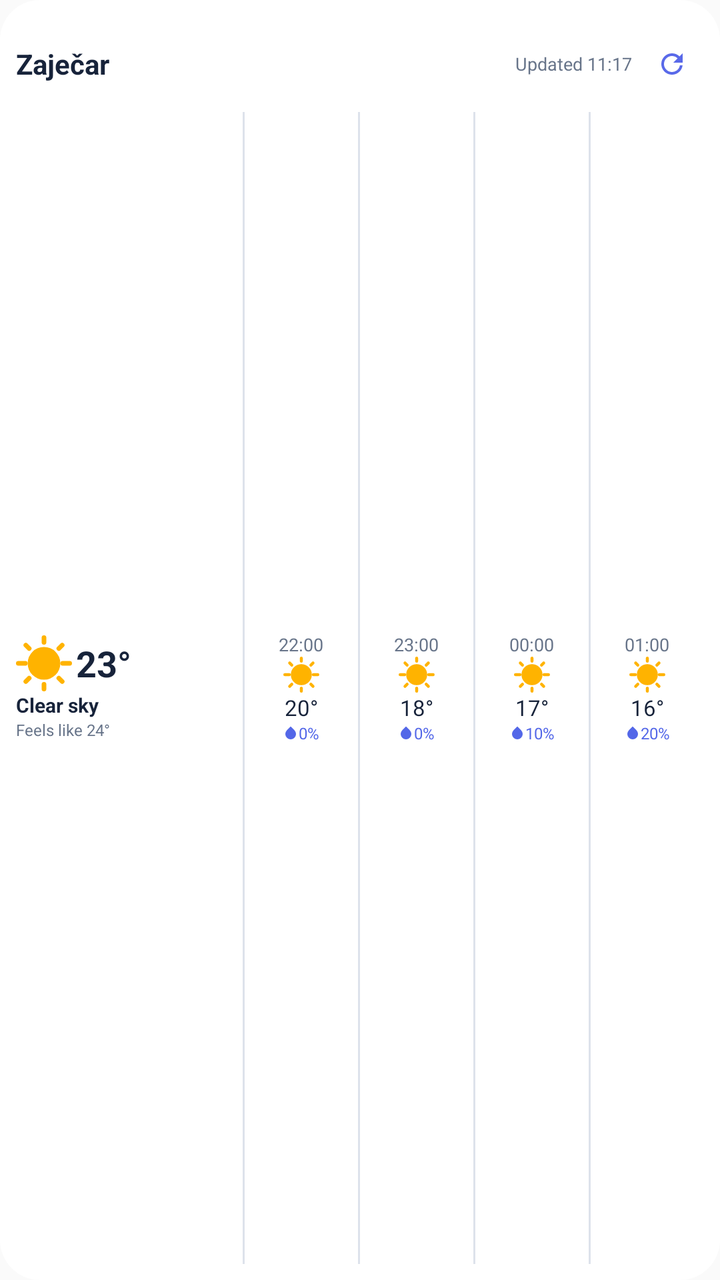
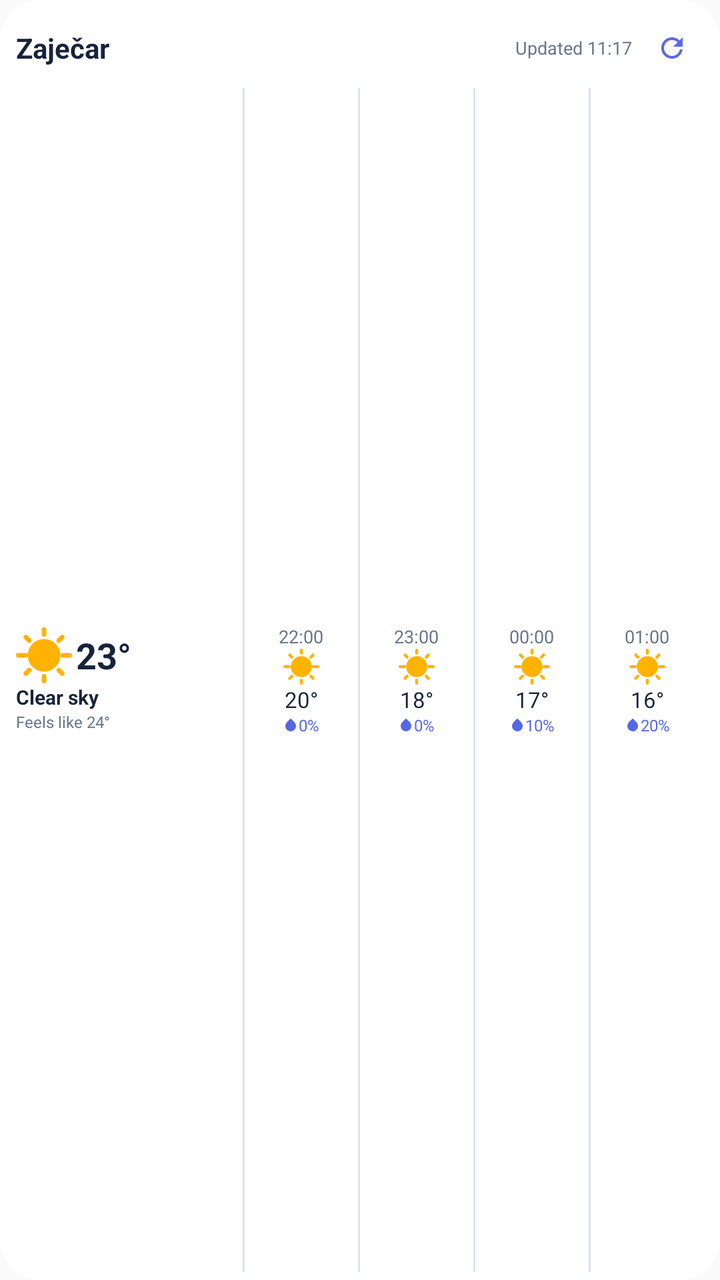

The first picture is an Android layout as it rendered before a commit; the second is the same layout after the commit. The layout source and the unified diff follow.
<!-- AndroidManifest.xml: application theme Theme.HluWeather -->
<!-- res/layout/weather_widget_preview_medium.xml -->
<?xml version="1.0" encoding="utf-8"?>
<LinearLayout xmlns:android="http://schemas.android.com/apk/res/android"
    android:layout_width="match_parent"
    android:layout_height="match_parent"
    android:background="@drawable/weather_widget_card_surface"
    android:orientation="vertical"
    android:padding="8dp">

    <LinearLayout
        android:layout_width="match_parent"
        android:layout_height="48dp"
        android:gravity="center_vertical"
        android:orientation="horizontal">

        <TextView
            android:layout_width="0dp"
            android:layout_height="wrap_content"
            android:layout_weight="1"
            android:ellipsize="end"
            android:maxLines="1"
            android:text="@string/weather_widget_preview_location"
            android:textColor="#FF17233A"
            android:textSize="14sp"
            android:textStyle="bold" />

        <TextView
            android:layout_width="wrap_content"
            android:layout_height="wrap_content"
            android:layout_marginEnd="4dp"
            android:text="@string/weather_widget_preview_updated"
            android:textColor="#FF68758A"
            android:textSize="9sp" />

        <ImageView
            android:layout_width="32dp"
            android:layout_height="32dp"
            android:contentDescription="@string/weather_widget_preview_refresh"
            android:padding="8dp"
            android:src="@drawable/weather_widget_preview_refresh" />
    </LinearLayout>

    <LinearLayout
        android:layout_width="match_parent"
        android:layout_height="0dp"
        android:layout_weight="1"
        android:gravity="center_vertical"
        android:orientation="horizontal">

        <LinearLayout
            android:layout_width="0dp"
            android:layout_height="match_parent"
            android:layout_weight="2"
            android:gravity="center_vertical"
            android:orientation="vertical"
            android:paddingEnd="4dp">

            <LinearLayout
                android:layout_width="match_parent"
                android:layout_height="wrap_content"
                android:gravity="center_vertical"
                android:orientation="horizontal">

                <ImageView
                    android:layout_width="28dp"
                    android:layout_height="28dp"
                    android:contentDescription="@string/weather_widget_preview_condition"
                    android:src="@drawable/weather_widget_preview_sun" />

                <TextView
                    android:layout_width="wrap_content"
                    android:layout_height="wrap_content"
                    android:layout_marginStart="2dp"
                    android:text="@string/weather_widget_preview_temperature"
                    android:textColor="#FF17233A"
                    android:textSize="18sp"
                    android:textStyle="bold" />
            </LinearLayout>

            <TextView
                android:layout_width="match_parent"
                android:layout_height="wrap_content"
                android:maxLines="1"
                android:text="@string/weather_widget_preview_condition"
                android:textColor="#FF17233A"
                android:textSize="10sp"
                android:textStyle="bold" />

            <TextView
                android:layout_width="match_parent"
                android:layout_height="wrap_content"
                android:maxLines="1"
                android:text="@string/weather_widget_preview_feels_like"
                android:textColor="#FF68758A"
                android:textSize="8sp" />
        </LinearLayout>

        <TextView
            android:layout_width="1dp"
            android:layout_height="match_parent"
            android:text=""
            android:background="#FFDDE2EB" />

        <LinearLayout
            android:layout_width="0dp"
            android:layout_height="match_parent"
            android:layout_weight="1"
            android:gravity="center"
            android:orientation="vertical">

            <TextView
                android:layout_width="wrap_content"
                android:layout_height="wrap_content"
                android:text="@string/weather_widget_preview_hour_22"
                android:textColor="#FF68758A"
                android:textSize="9sp" />

            <ImageView
                android:layout_width="18dp"
                android:layout_height="18dp"
                android:contentDescription="@string/weather_widget_preview_condition"
                android:src="@drawable/weather_widget_preview_sun" />

            <TextView
                android:layout_width="wrap_content"
                android:layout_height="wrap_content"
                android:text="@string/weather_widget_preview_temperature_20"
                android:textColor="#FF17233A"
                android:textSize="11sp" />

            <LinearLayout
                android:layout_width="wrap_content"
                android:layout_height="wrap_content"
                android:gravity="center_vertical"
                android:orientation="horizontal">
                <ImageView
                    android:layout_width="8dp"
                    android:layout_height="8dp"
                    android:contentDescription="@null"
                    android:src="@drawable/weather_widget_preview_drop" />
                <TextView
                    android:layout_width="wrap_content"
                    android:layout_height="wrap_content"
                    android:text="@string/weather_widget_preview_probability_0"
                    android:textColor="#FF5367E8"
                    android:textSize="8sp" />
            </LinearLayout>
        </LinearLayout>

        <TextView
            android:layout_width="1dp"
            android:layout_height="match_parent"
            android:text=""
            android:background="#FFDDE2EB" />

        <LinearLayout
            android:layout_width="0dp"
            android:layout_height="match_parent"
            android:layout_weight="1"
            android:gravity="center"
            android:orientation="vertical">

            <TextView
                android:layout_width="wrap_content"
                android:layout_height="wrap_content"
                android:text="@string/weather_widget_preview_hour_23"
                android:textColor="#FF68758A"
                android:textSize="9sp" />

            <ImageView
                android:layout_width="18dp"
                android:layout_height="18dp"
                android:contentDescription="@string/weather_widget_preview_condition"
                android:src="@drawable/weather_widget_preview_sun" />

            <TextView
                android:layout_width="wrap_content"
                android:layout_height="wrap_content"
                android:text="@string/weather_widget_preview_temperature_18"
                android:textColor="#FF17233A"
                android:textSize="11sp" />

            <LinearLayout
                android:layout_width="wrap_content"
                android:layout_height="wrap_content"
                android:gravity="center_vertical"
                android:orientation="horizontal">
                <ImageView
                    android:layout_width="8dp"
                    android:layout_height="8dp"
                    android:contentDescription="@null"
                    android:src="@drawable/weather_widget_preview_drop" />
                <TextView
                    android:layout_width="wrap_content"
                    android:layout_height="wrap_content"
                    android:text="@string/weather_widget_preview_probability_0"
                    android:textColor="#FF5367E8"
                    android:textSize="8sp" />
            </LinearLayout>
        </LinearLayout>

        <TextView
            android:layout_width="1dp"
            android:layout_height="match_parent"
            android:text=""
            android:background="#FFDDE2EB" />

        <LinearLayout
            android:layout_width="0dp"
            android:layout_height="match_parent"
            android:layout_weight="1"
            android:gravity="center"
            android:orientation="vertical">

            <TextView
                android:layout_width="wrap_content"
                android:layout_height="wrap_content"
                android:text="@string/weather_widget_preview_hour_00"
                android:textColor="#FF68758A"
                android:textSize="9sp" />

            <ImageView
                android:layout_width="18dp"
                android:layout_height="18dp"
                android:contentDescription="@string/weather_widget_preview_condition"
                android:src="@drawable/weather_widget_preview_sun" />

            <TextView
                android:layout_width="wrap_content"
                android:layout_height="wrap_content"
                android:text="@string/weather_widget_preview_temperature_17"
                android:textColor="#FF17233A"
                android:textSize="11sp" />

            <LinearLayout
                android:layout_width="wrap_content"
                android:layout_height="wrap_content"
                android:gravity="center_vertical"
                android:orientation="horizontal">
                <ImageView
                    android:layout_width="8dp"
                    android:layout_height="8dp"
                    android:contentDescription="@null"
                    android:src="@drawable/weather_widget_preview_drop" />
                <TextView
                    android:layout_width="wrap_content"
                    android:layout_height="wrap_content"
                    android:text="@string/weather_widget_preview_probability_10"
                    android:textColor="#FF5367E8"
                    android:textSize="8sp" />
            </LinearLayout>
        </LinearLayout>

        <TextView
            android:layout_width="1dp"
            android:layout_height="match_parent"
            android:text=""
            android:background="#FFDDE2EB" />

        <LinearLayout
            android:layout_width="0dp"
            android:layout_height="match_parent"
            android:layout_weight="1"
            android:gravity="center"
            android:orientation="vertical">

            <TextView
                android:layout_width="wrap_content"
                android:layout_height="wrap_content"
                android:text="@string/weather_widget_preview_hour_01"
                android:textColor="#FF68758A"
                android:textSize="9sp" />

            <ImageView
                android:layout_width="18dp"
                android:layout_height="18dp"
                android:contentDescription="@string/weather_widget_preview_condition"
                android:src="@drawable/weather_widget_preview_sun" />

            <TextView
                android:layout_width="wrap_content"
                android:layout_height="wrap_content"
                android:text="@string/weather_widget_preview_temperature_16"
                android:textColor="#FF17233A"
                android:textSize="11sp" />

            <LinearLayout
                android:layout_width="wrap_content"
                android:layout_height="wrap_content"
                android:gravity="center_vertical"
                android:orientation="horizontal">
                <ImageView
                    android:layout_width="8dp"
                    android:layout_height="8dp"
                    android:contentDescription="@null"
                    android:src="@drawable/weather_widget_preview_drop" />
                <TextView
                    android:layout_width="wrap_content"
                    android:layout_height="wrap_content"
                    android:text="@string/weather_widget_preview_probability_20"
                    android:textColor="#FF5367E8"
                    android:textSize="8sp" />
            </LinearLayout>
        </LinearLayout>
    </LinearLayout>
</LinearLayout>
<!-- resources referenced by this layout -->
<resources>
  <!-- drawable weather_widget_card_surface (drawable) -->
  <shape xmlns:android="http://schemas.android.com/apk/res/android" android:shape="rectangle">
      <solid android:color="#FFFFFFFF" />
      <corners android:radius="20dp" />
  </shape>
  <!-- drawable weather_widget_preview_drop (drawable) -->
  <?xml version="1.0" encoding="utf-8"?>
  <vector xmlns:android="http://schemas.android.com/apk/res/android"
      android:width="8dp"
      android:height="8dp"
      android:viewportWidth="24"
      android:viewportHeight="24">
      <path
          android:fillColor="#FF5367E8"
          android:pathData="M12,2.69l5.66,5.66a8,8 0,1 1,-11.31 0z" />
  </vector>
  <!-- drawable weather_widget_preview_refresh (drawable) -->
  <?xml version="1.0" encoding="utf-8"?>
  <vector xmlns:android="http://schemas.android.com/apk/res/android"
      android:width="20dp"
      android:height="20dp"
      android:viewportWidth="24"
      android:viewportHeight="24">
      <path
          android:fillColor="#FF5969E9"
          android:pathData="M17.65,6.35A7.95,7.95 0,0 0,12 4a8,8 0,1 0,7.93 9h-2.02A6,6 0,1 1,12 6c1.66,0 3.14,0.69 4.22,1.78L13,11h7V4l-2.35,2.35z" />
  </vector>
  <!-- drawable weather_widget_preview_sun (drawable) -->
  <?xml version="1.0" encoding="utf-8"?>
  <vector xmlns:android="http://schemas.android.com/apk/res/android"
      android:width="32dp"
      android:height="32dp"
      android:viewportWidth="24"
      android:viewportHeight="24">
      <path
          android:fillColor="#FFFFB300"
          android:pathData="M12,5a7,7 0,1 0,0 14a7,7 0,0 0,0 -14z" />
      <path
          android:fillColor="#00000000"
          android:pathData="M12,1v2 M12,21v2 M4.22,4.22l1.42,1.42 M18.36,18.36l1.42,1.42 M1,12h3 M20,12h3 M4.22,19.78l1.42,-1.42 M18.36,5.64l1.42,-1.42"
          android:strokeColor="#FFFFB300"
          android:strokeLineCap="round"
          android:strokeWidth="2" />
  </vector>
  <string name="weather_widget_preview_condition">Clear sky</string>
  <string name="weather_widget_preview_feels_like">Feels like 24°</string>
  <string name="weather_widget_preview_hour_00">00:00</string>
  <string name="weather_widget_preview_hour_01">01:00</string>
  <string name="weather_widget_preview_hour_22">22:00</string>
  <string name="weather_widget_preview_hour_23">23:00</string>
  <string name="weather_widget_preview_location">Zaječar</string>
  <string name="weather_widget_preview_probability_0">0%</string>
  <string name="weather_widget_preview_probability_10">10%</string>
  <string name="weather_widget_preview_probability_20">20%</string>
  <string name="weather_widget_preview_refresh">Refresh</string>
  <string name="weather_widget_preview_temperature">23°</string>
  <string name="weather_widget_preview_temperature_16">16°</string>
  <string name="weather_widget_preview_temperature_17">17°</string>
  <string name="weather_widget_preview_temperature_18">18°</string>
  <string name="weather_widget_preview_temperature_20">20°</string>
  <string name="weather_widget_preview_updated">Updated 11:17</string>
  <style name="Theme.HluWeather" parent="android:Theme.Material.Light.NoActionBar" />
</resources>

<!-- the commit's change to res/layout/weather_widget_preview_medium.xml (unified diff, before → after) -->
@@ -1,14 +1,17 @@
 <?xml version="1.0" encoding="utf-8"?>
 <LinearLayout xmlns:android="http://schemas.android.com/apk/res/android"
     android:layout_width="match_parent"
-    android:layout_height="match_parent"
+    android:layout_height="110dp"
     android:background="@drawable/weather_widget_card_surface"
     android:orientation="vertical"
-    android:padding="8dp">
+    android:paddingStart="8dp"
+    android:paddingEnd="8dp"
+    android:paddingTop="4dp"
+    android:paddingBottom="4dp">
 
     <LinearLayout
         android:layout_width="match_parent"
-        android:layout_height="48dp"
+        android:layout_height="40dp"
         android:gravity="center_vertical"
         android:orientation="horizontal">
 
